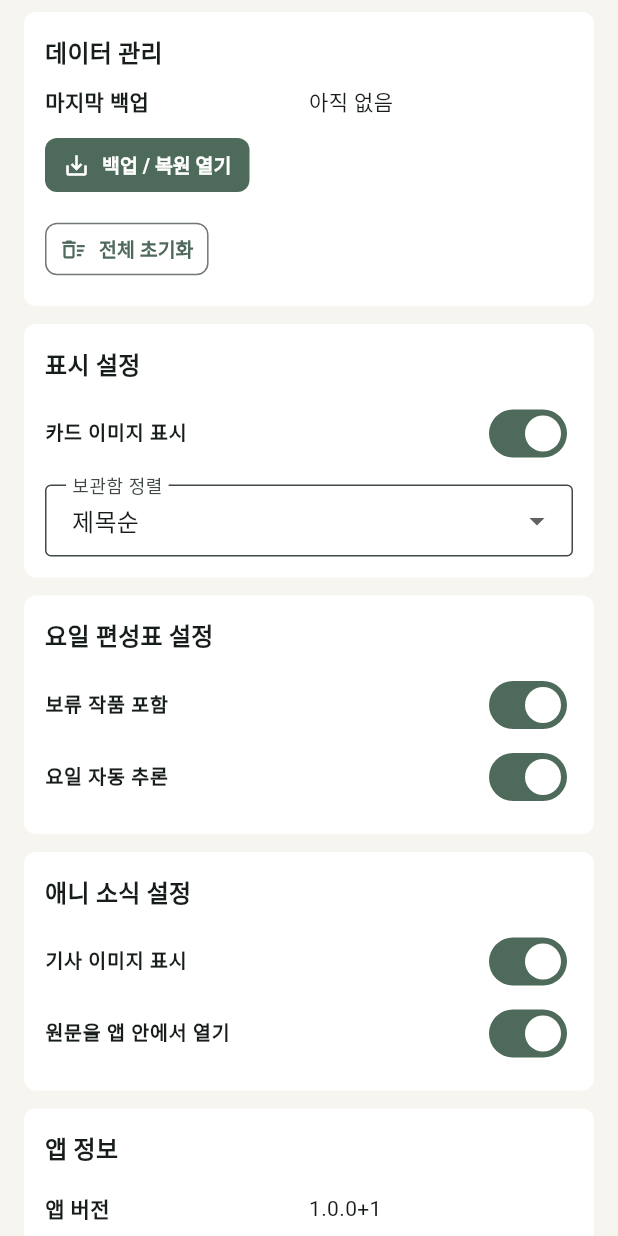
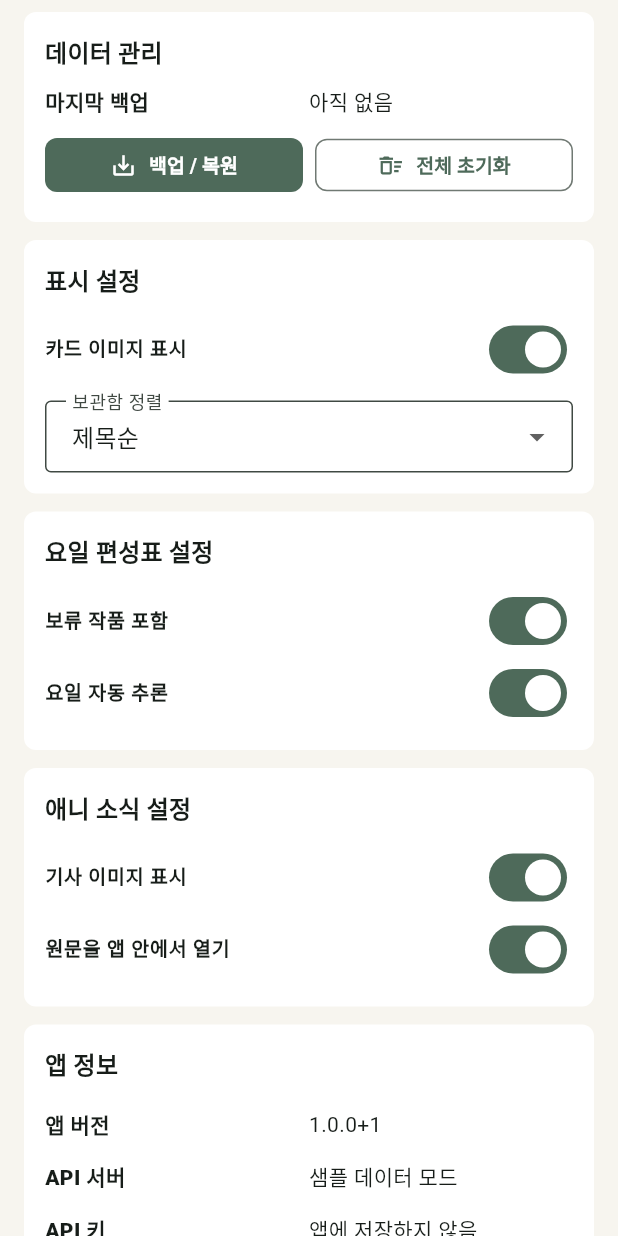
Before and after one commit to YuJY9897/anime-checker, a Flutter app: the SettingsScreen widget shown alone on an empty page, opened directly, on a phone screen of 412 x 824 dp. Run offline on Flutter 3.47's test engine with Material 3 defaults, Android fonts, the phone set to English and light mode, and no system bars; our stand-ins replace file_picker, flutter_riverpod, share_plus, webview_flutter; network calls fail.

Commit message:
Tighten compact cards and settings actions

```diff
--- a/anime_checker_flutter/lib/src/features/settings/settings_screen.dart
+++ b/anime_checker_flutter/lib/src/features/settings/settings_screen.dart
@@ -29,18 +29,26 @@ class SettingsScreen extends ConsumerWidget {
                     ),
             ),
             const SizedBox(height: 8),
-            FilledButton.icon(
-              icon: const Icon(Icons.save_alt),
-              onPressed: () => Navigator.of(
-                context,
-              ).push(MaterialPageRoute(builder: (_) => const BackupScreen())),
-              label: const Text('백업 / 복원 열기'),
-            ),
-            const SizedBox(height: 8),
-            OutlinedButton.icon(
-              icon: const Icon(Icons.delete_sweep_outlined),
-              onPressed: () => _confirmReset(context, controller),
-              label: const Text('전체 초기화'),
+            Row(
+              children: [
+                Expanded(
+                  child: FilledButton.icon(
+                    icon: const Icon(Icons.save_alt),
+                    onPressed: () => Navigator.of(context).push(
+                      MaterialPageRoute(builder: (_) => const BackupScreen()),
+                    ),
+                    label: const Text('백업 / 복원'),
+                  ),
+                ),
+                const SizedBox(width: 8),
+                Expanded(
+                  child: OutlinedButton.icon(
+                    icon: const Icon(Icons.delete_sweep_outlined),
+                    onPressed: () => _confirmReset(context, controller),
+                    label: const Text('전체 초기화'),
+                  ),
+                ),
+              ],
             ),
           ],
         ),
--- a/anime_checker_flutter/lib/src/widgets/anime_card.dart
+++ b/anime_checker_flutter/lib/src/widgets/anime_card.dart
@@ -206,7 +206,7 @@ class TwoColumnAnimeGrid extends StatelessWidget {
         const spacing = 10.0;
         final cardWidth =
             (constraints.maxWidth - horizontalPadding - spacing) / 2;
-        final cardHeight = cardWidth * (compact ? 1.86 : 2.78);
+        final cardHeight = cardWidth * (compact ? 1.12 : 2.78);
         return GridView.count(
           crossAxisCount: 2,
           crossAxisSpacing: spacing,
```
